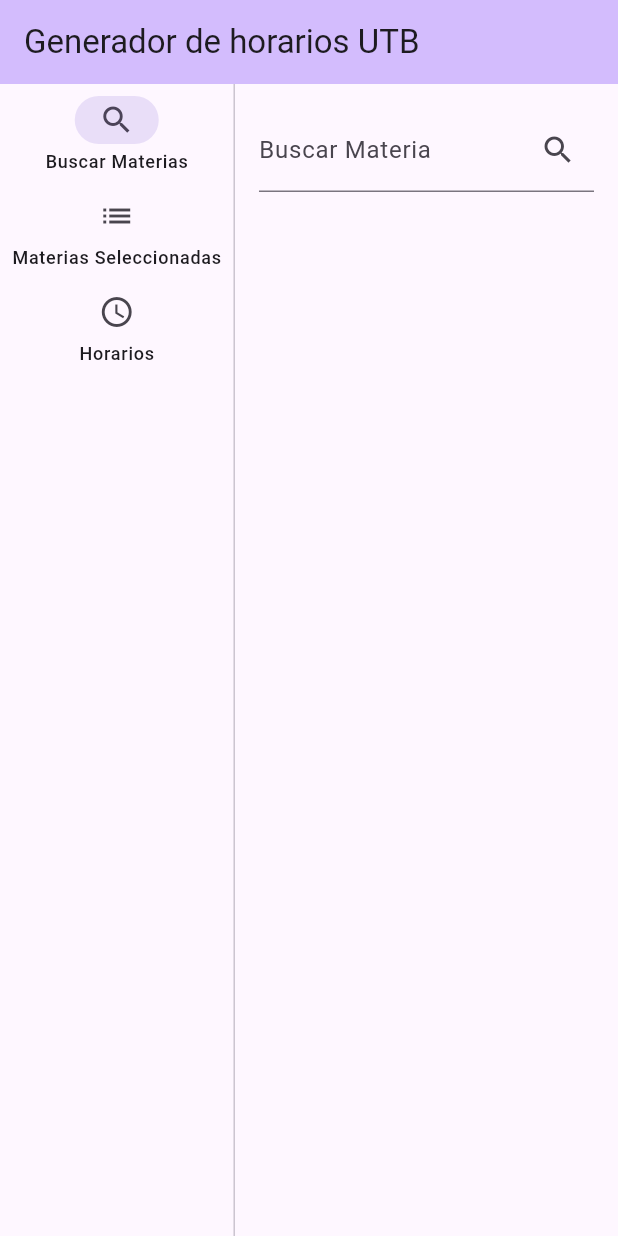
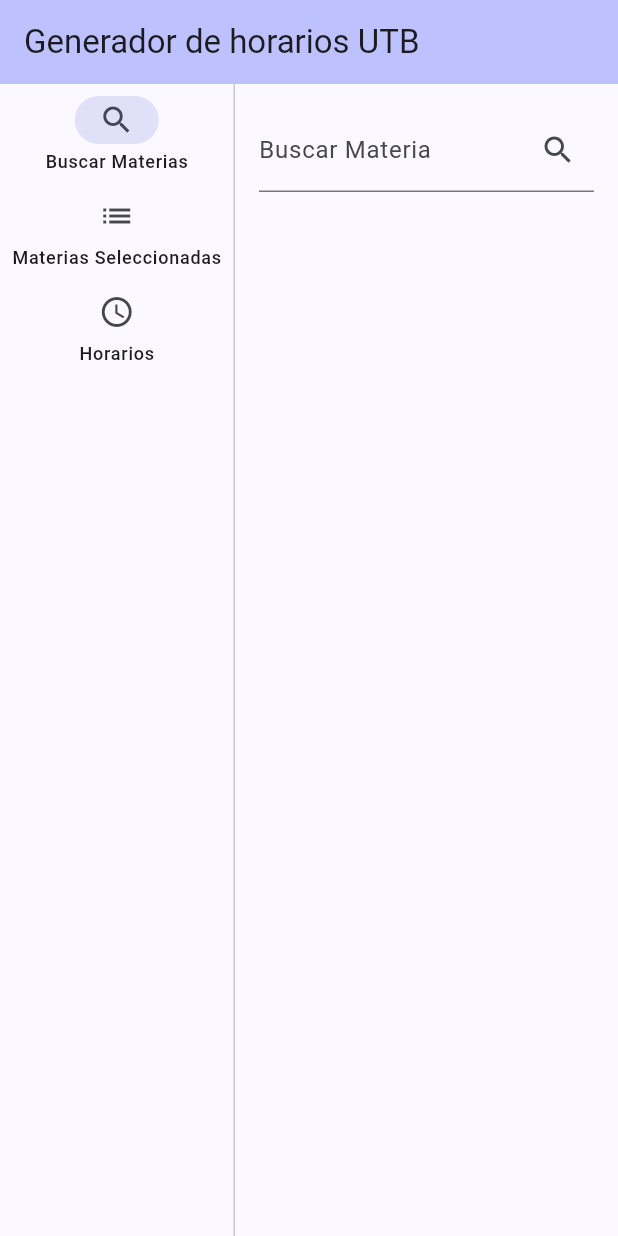
Before and after one commit to ISCOUTB/DH-ScheduleGeneratorUTB, a Flutter app: the screen it shows after launch, on a phone screen of 412 x 824 dp. Run offline on Flutter 3.47's test engine with Material 3 defaults, Android fonts, the phone set to English and light mode, and no system bars.

Commit message:
Update main.dart: NRC soluciando...
Ahora las materias agregadas muestran su NRC. Este cambio me permitirá arreglar la lógica que genera horarios.

```diff
--- a/lib/main.dart
+++ b/lib/main.dart
@@ -13,7 +13,8 @@ class MyApp extends StatelessWidget {
     return MaterialApp(
       title: 'Generador de horarios UTB',
       theme: ThemeData(
-        colorScheme: ColorScheme.fromSeed(seedColor: Colors.deepPurple),
+        colorScheme: ColorScheme.fromSeed(
+            seedColor: const Color.fromARGB(255, 2, 10, 87)),
         useMaterial3: true,
       ),
       home: const MyHomePage(title: 'Generador de horarios UTB'),
@@ -160,7 +161,8 @@ class _MyHomePageState extends State<MyHomePage> {
           {
             'name': subjectName,
             'schedule': schedule,
-            'credits': credits, // Mantén los créditos originales
+            'credits': credits,
+            'nrc': generateNrc(), // Agregar NRC aquí
           },
         );
         ScaffoldMessenger.of(context).showSnackBar(
@@ -174,6 +176,7 @@ class _MyHomePageState extends State<MyHomePage> {
               'name': subjectName,
               'schedule': schedule,
               'credits': credits,
+              'nrc': generateNrc(), // Agregar NRC aquí
             },
           );
           ScaffoldMessenger.of(context).showSnackBar(
```
